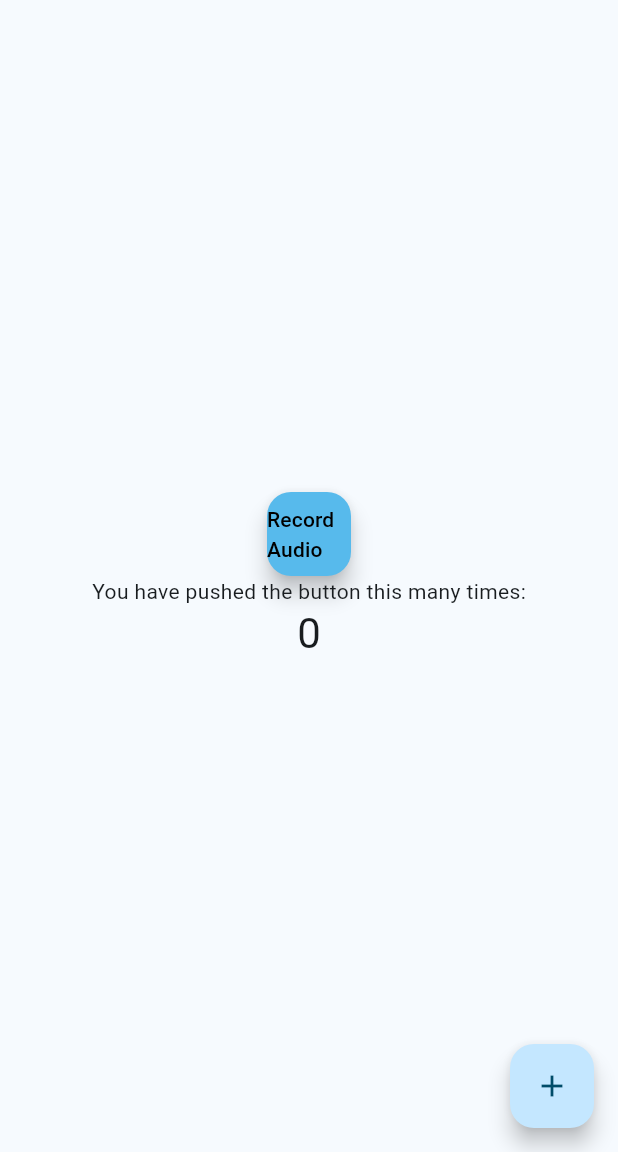
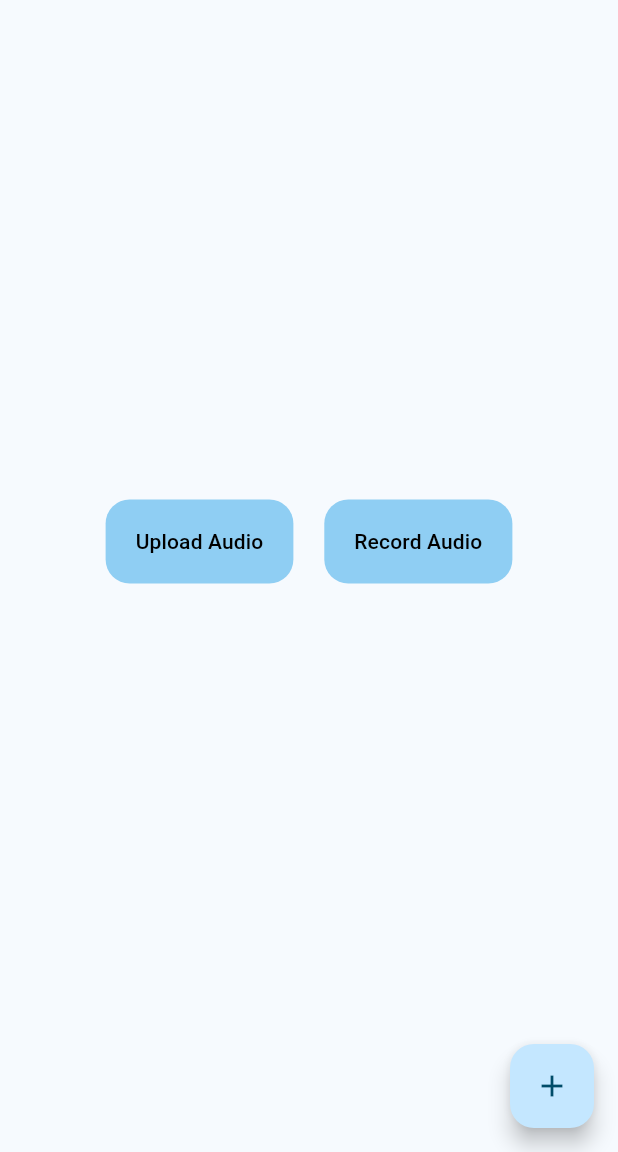
Before and after one commit to MuhammadTahirSundhu/FYP-FakeLess, a Flutter app: the screen it shows after launch, on a phone screen of 412 x 824 dp, the part 84-1236 px from its top. Run offline on Flutter 3.47's test engine with Material 3 defaults, Android fonts, the phone set to English and light mode, and no system bars.

Commit message:
progression in app

```diff
--- a/Code/mobile_app_fakeless/lib/main.dart
+++ b/Code/mobile_app_fakeless/lib/main.dart
@@ -1,4 +1,5 @@
 import 'package:flutter/material.dart';
+import 'Audio_page.dart';
 
 void main() {
   runApp(const MyApp());
@@ -55,6 +56,7 @@
 
 class _MyHomePageState extends State<MyHomePage> {
   int _counter = 0;
+  String message = "";
 
   void _incrementCounter() {
     setState(() {
@@ -67,6 +69,25 @@
     });
   }
 
+  void _uploadAudio() {
+    // Implement your audio upload logic here
+    setState(() {
+      message = "Audio uploaded successfully!";
+    });
+    print("Upload Audio button pressed");
+  }
+  void _recordAudio() {
+    // Implement your audio upload logic here
+    Navigator.push(
+      context,
+      MaterialPageRoute(builder: (context) => const AudioPage()),
+      );
+    setState(() {
+      message = "Audio recorded successfully!";
+    });
+    print("Record Audio button pressed");
+  }
+
   @override
   Widget build(BuildContext context) {
     // This method is rerun every time setState is called, for instance as done
@@ -75,6 +96,7 @@
     // The Flutter framework has been optimized to make rerunning build methods
     // fast, so that you can just rebuild anything that needs updating rather
     // than having to individually change instances of widgets.
+    final screenWidth = MediaQuery.of(context).size.width;
     return Scaffold(
       appBar: AppBar(
         // TRY THIS: Try changing the color here to a specific color (to
@@ -105,25 +127,55 @@
           // action in the IDE, or press "p" in the console), to see the
           // wireframe for each widget.
           mainAxisAlignment: MainAxisAlignment.center,
+          spacing: 10, // space between elements
+
           children: <Widget>[
-            FloatingActionButton(
-              onPressed: _incrementCounter,
-              foregroundColor: Color.fromARGB(255, 0, 0, 0),
-              backgroundColor: const Color.fromARGB(255, 87, 186, 236),
-              hoverColor: const Color.fromARGB(255, 162, 216, 245),
-              child: Text(  'Record Audio' ),
+            Row(
+              mainAxisAlignment: MainAxisAlignment.center, // center horizontally
+              spacing: 0.05 * screenWidth, // space between buttons
+              children: [
+                FloatingActionButton.extended(
+                  onPressed: _uploadAudio,
+                  foregroundColor: Color.fromARGB(255, 0, 0, 0),
+                  backgroundColor: Theme.of(context).colorScheme.inversePrimary,
+                  hoverColor: const Color.fromARGB(255, 162, 216, 245),
+                  splashColor: const Color.fromARGB(255, 3, 159, 243),
+                  elevation: 0,
+                  hoverElevation: 2,
+                  highlightElevation: 0,
+                  label: Text('Upload Audio'),
+                  heroTag: 'uploadButton',
+                ),
+
+                FloatingActionButton.extended(
+                  onPressed: _recordAudio,
+                  foregroundColor: Color.fromARGB(255, 0, 0, 0),
+                  backgroundColor: Theme.of(context).colorScheme.inversePrimary,
+                  hoverColor: const Color.fromARGB(255, 162, 216, 245),
+                  splashColor: const Color.fromARGB(255, 3, 159, 243),
+                  elevation: 0,
+                  hoverElevation: 2,
+                  highlightElevation: 0,
+                  label: Text('Record Audio'),
+                  heroTag: 'recordButton',
+                ),
+              ],
             ),
-            const Text('You have pushed the button this many times:'),
             Text(
-              '$_counter',
+              message,
               style: Theme.of(context).textTheme.headlineMedium,
             ),
+            // Text(
+            //   '$_counter',
+            //   style: Theme.of(context).textTheme.headlineMedium,
+            // ),
           ],
         ),
       ),
       floatingActionButton: FloatingActionButton(
         onPressed: _incrementCounter,
         tooltip: 'Increment',
+        heroTag: 'incrementButton',
         child: const Icon(Icons.add),
       ), // This trailing comma makes auto-formatting nicer for build methods.
     );
```
Also changed, not shown: Code/mobile_app_fakeless/lib/Audio_page.dart (added, +18 -0 lines).
